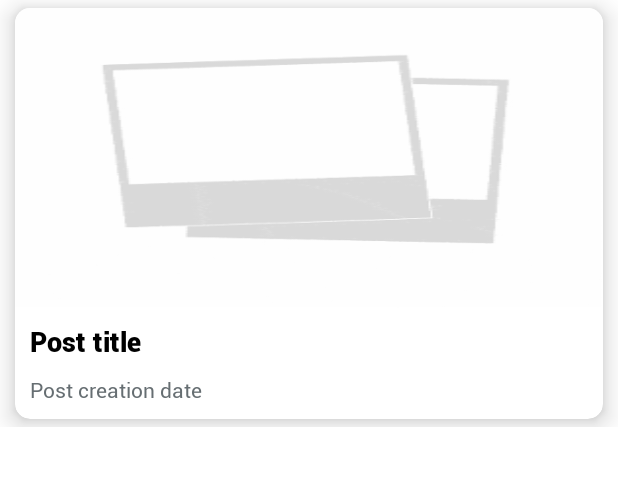
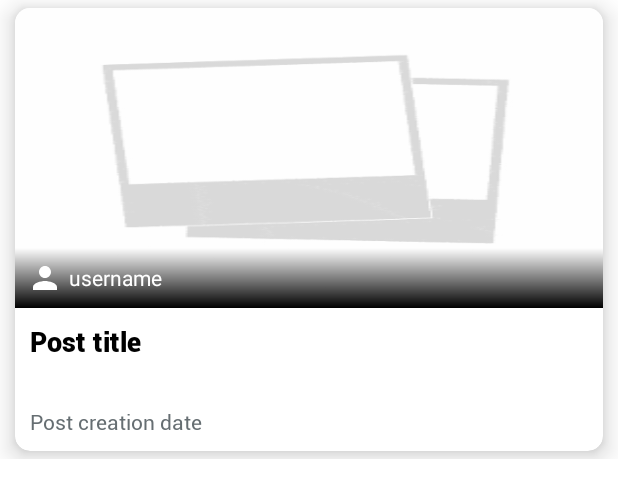
Before and after one commit to chakib94/Instagram, an Android app: the layout post_item.xml on its own in the app's theme, with its tools: preview values and no code run, on a phone screen of 412 x 824 dp. Shown: the top 498 px of the screen. Run offline under Robolectric (Android 15) with nearby library versions, the phone set to English and light mode, and no system bars.

Commit message:
add dynamic user detail(bgURL+desc) + gradient username in postsRV + change date format

```diff
--- a/app/src/main/java/com/taki/instagram/data/cache/UserDatabase.kt
+++ b/app/src/main/java/com/taki/instagram/data/cache/UserDatabase.kt
@@ -4,9 +4,9 @@ import androidx.room.Database
 import androidx.room.RoomDatabase
 import com.taki.instagram.data.models.Photo
 
-/*Room its a library for architeture component that makes it easier to use sqlite Databases in our android apps
+/*Room its a library for architecture component that makes it easier to use sqlite Databases in our android apps
 gives us compile life safety because it will through a compile time error when the queries are not valid*/
-@Database(entities = [Photo::class], version = 3, exportSchema = false)
+@Database(entities = [Photo::class], version = 2, exportSchema = false)
 abstract class UserDatabase : RoomDatabase() {
 
     abstract fun userDao(): UserDao
--- a/app/src/main/java/com/taki/instagram/data/models/User.kt
+++ b/app/src/main/java/com/taki/instagram/data/models/User.kt
@@ -8,9 +8,6 @@ import kotlinx.android.parcel.Parcelize
 
 @Parcelize
 data class User(
-    @NonNull
-    @SerializedName("updated_at")
-    val updatedAt: String? = null,
 
     @SerializedName("username")
     val username: String? = null,
--- a/app/src/main/java/com/taki/instagram/ui/MainActivity.kt
+++ b/app/src/main/java/com/taki/instagram/ui/MainActivity.kt
@@ -8,7 +8,8 @@ import dagger.hilt.android.AndroidEntryPoint
 
 //@AndroidEntryPoint   tells dagger Hilt to inject this activity/fragment with its dependencies
 @AndroidEntryPoint
-class MainActivity : AppCompatActivity() {
+class
+MainActivity : AppCompatActivity() {
 
     override fun onCreate(savedInstanceState: Bundle?) {
         super.onCreate(savedInstanceState)
--- /dev/null
+++ b/app/src/main/res/drawable-xhdpi/gradient_black.xml
@@ -0,0 +1,10 @@
+<?xml version="1.0" encoding="utf-8"?>
+<shape xmlns:android="http://schemas.android.com/apk/res/android"
+    android:shape="rectangle">
+
+    <gradient
+        android:angle="270"
+        android:endColor="#000"
+        android:startColor="#00FFFFFF" />
+
+</shape>
--- /dev/null
+++ b/app/src/main/res/drawable/ic_user.xml
@@ -0,0 +1,10 @@
+<vector xmlns:android="http://schemas.android.com/apk/res/android"
+    android:width="24dp"
+    android:height="24dp"
+    android:tint="#FFFFFF"
+    android:viewportWidth="24"
+    android:viewportHeight="24">
+    <path
+        android:fillColor="@android:color/white"
+        android:pathData="M12,12c2.21,0 4,-1.79 4,-4s-1.79,-4 -4,-4 -4,1.79 -4,4 1.79,4 4,4zM12,14c-2.67,0 -8,1.34 -8,4v2h16v-2c0,-2.66 -5.33,-4 -8,-4z" />
+</vector>
--- a/app/src/main/res/layout/post_item.xml
+++ b/app/src/main/res/layout/post_item.xml
@@ -1,7 +1,7 @@
 <?xml version="1.0" encoding="utf-8"?>
 <FrameLayout xmlns:android="http://schemas.android.com/apk/res/android"
     xmlns:app="http://schemas.android.com/apk/res-auto"
-    xmlns:card_view="http://schemas.android.com/tools"
+    xmlns:tools="http://schemas.android.com/tools"
     android:layout_width="match_parent"
     android:layout_height="wrap_content">
 
@@ -16,28 +16,57 @@
         app:cardCornerRadius="10dp"
         app:cardElevation="10dp"
         app:cardPreventCornerOverlap="false"
-        card_view:cardUseCompatPadding="true">
+        tools:cardUseCompatPadding="true">
 
         <LinearLayout
             android:layout_width="match_parent"
             android:layout_height="wrap_content"
             android:orientation="vertical">
 
-            <ImageView
-                android:id="@+id/images"
+            <RelativeLayout
                 android:layout_width="match_parent"
                 android:layout_height="200dp"
-                android:layout_marginBottom="10dp"
-                android:adjustViewBounds="true"
-                android:scaleType="fitXY"
-                android:src="@drawable/placeholder" />
+                android:layout_marginBottom="10dp">
+
+                <ImageView
+                    android:id="@+id/image"
+                    android:layout_width="match_parent"
+                    android:layout_height="match_parent"
+                    android:adjustViewBounds="true"
+                    android:scaleType="fitXY"
+                    android:src="@drawable/placeholder" />
+
+                <View
+                    android:layout_width="match_parent"
+                    android:layout_height="40dp"
+                    android:layout_alignBottom="@id/image"
+                    android:background="@drawable/gradient_black" />
+
+                <TextView
+                    android:id="@+id/user_name_tv"
+                    android:layout_width="wrap_content"
+                    android:layout_height="wrap_content"
+                    android:layout_alignBottom="@id/image"
+                    android:layout_margin="8dp"
+                    android:drawablePadding="4dp"
+                    android:ellipsize="end"
+                    android:gravity="center_vertical"
+                    android:maxLines="1"
+                    android:textColor="#fff"
+                    app:drawableStartCompat="@drawable/ic_user"
+                    tools:text="username" />
+
+            </RelativeLayout>
+
 
             <TextView
                 android:id="@+id/titleTV"
                 android:layout_width="match_parent"
                 android:layout_height="wrap_content"
-                android:layout_marginLeft="10dp"
+                android:layout_marginHorizontal="10dp"
+                android:ellipsize="end"
                 android:fontFamily="@font/roboto_black"
+                android:lines="2"
                 android:text="Post title"
                 android:textColor="@color/black"
                 android:textSize="18sp" />
--- a/app/src/main/res/navigation/nav_graph.xml
+++ b/app/src/main/res/navigation/nav_graph.xml
@@ -34,6 +34,9 @@
         <argument
             android:name="user"
             app:argType="com.taki.instagram.data.models.User" />
+        <argument
+            android:name="photo"
+            app:argType="com.taki.instagram.data.models.Photo" />
     </fragment>
     <fragment
         android:id="@+id/detailFullScreenFragment"
```
Also changed, not shown: app/src/main/java/com/taki/instagram/data/models/Photo.kt (+19 -4 lines), app/src/main/java/com/taki/instagram/data/models/ProfileImage.kt (+4 -5 lines), app/src/main/java/com/taki/instagram/data/models/Urls.kt (added, +26 -0 lines), app/src/main/java/com/taki/instagram/ui/adapters/PostAdapter.kt (+23 -23 lines), app/src/main/java/com/taki/instagram/ui/adapters/UserAdapter.kt (+20 -13 lines), app/src/main/java/com/taki/instagram/ui/fragments/HomeFragment.kt (+10 -12 lines), app/src/main/java/com/taki/instagram/ui/fragments/UserDetailFragment.kt (+5 -2 lines).
